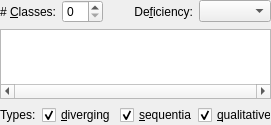
Before: the Qt Designer form source/widgetzeug/source/ColorSchemePresetsWidget.ui in cginternals/libzeug, drawn with Qt 5.
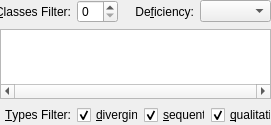
After: the same form once the commit is applied. Custom widgets are drawn as their Qt base class.

Commit message:
revisited color schemes and more
* add file completer to DataLinkWidget
* add recent list to completer
* add working directory on empty input
* revisit memory management (not yet done)
* add scheme control widget that encapsulates control logic for multiple
widgets
* more to come

Patch:
```diff
--- a/source/widgetzeug/source/ColorSchemePresetsWidget.ui
+++ b/source/widgetzeug/source/ColorSchemePresetsWidget.ui
@@ -32,70 +32,10 @@
    <property name="bottomMargin">
     <number>0</number>
    </property>
-   <item row="0" column="3">
-    <widget class="QComboBox" name="deficiencyComboBox"/>
-   </item>
-   <item row="0" column="1">
-    <widget class="QSpinBox" name="classesSpinBox"/>
-   </item>
-   <item row="2" column="0" colspan="4">
-    <layout class="QHBoxLayout" name="horizontalLayout">
-     <item>
-      <widget class="QLabel" name="typesLabel">
-       <property name="text">
-        <string>Types:</string>
-       </property>
-      </widget>
-     </item>
-     <item>
-      <widget class="QCheckBox" name="divergingCheckBox">
-       <property name="text">
-        <string>&amp;diverging</string>
-       </property>
-       <property name="checked">
-        <bool>true</bool>
-       </property>
-      </widget>
-     </item>
-     <item>
-      <widget class="QCheckBox" name="sequentialCheckBox">
-       <property name="text">
-        <string>&amp;sequential</string>
-       </property>
-       <property name="checked">
-        <bool>true</bool>
-       </property>
-      </widget>
-     </item>
-     <item>
-      <widget class="QCheckBox" name="qualitativeCheckBox">
-       <property name="text">
-        <string>&amp;qualitative</string>
-       </property>
-       <property name="checked">
-        <bool>true</bool>
-       </property>
-      </widget>
-     </item>
-     <item>
-      <spacer name="horizontalSpacer">
-       <property name="orientation">
-        <enum>Qt::Horizontal</enum>
-       </property>
-       <property name="sizeHint" stdset="0">
-        <size>
-         <width>63</width>
-         <height>17</height>
-        </size>
-       </property>
-      </spacer>
-     </item>
-    </layout>
-   </item>
    <item row="0" column="0">
     <widget class="QLabel" name="classesLabel">
      <property name="text">
-      <string># &amp;Classes:</string>
+      <string>&amp;Classes Filter:</string>
      </property>
      <property name="alignment">
       <set>Qt::AlignRight|Qt::AlignTrailing|Qt::AlignVCenter</set>
@@ -105,6 +45,31 @@
      </property>
     </widget>
    </item>
+   <item row="0" column="1">
+    <widget class="QSpinBox" name="classesSpinBox"/>
+   </item>
+   <item row="0" column="2">
+    <widget class="QLabel" name="deficiencyLabel">
+     <property name="sizePolicy">
+      <sizepolicy hsizetype="Expanding" vsizetype="Preferred">
+       <horstretch>0</horstretch>
+       <verstretch>0</verstretch>
+      </sizepolicy>
+     </property>
+     <property name="text">
+      <string>De&amp;ficiency:</string>
+     </property>
+     <property name="alignment">
+      <set>Qt::AlignRight|Qt::AlignTrailing|Qt::AlignVCenter</set>
+     </property>
+     <property name="buddy">
+      <cstring>deficiencyComboBox</cstring>
+     </property>
+    </widget>
+   </item>
+   <item row="0" column="3">
+    <widget class="QComboBox" name="deficiencyComboBox"/>
+   </item>
    <item row="1" column="0" colspan="4">
     <widget class="widgetzeug::ColorSchemeGraphicsView" name="graphicsView">
      <property name="sizePolicy">
@@ -133,25 +98,59 @@
      </property>
     </widget>
    </item>
-   <item row="0" column="2">
-    <widget class="QLabel" name="deficiencyLabel">
-     <property name="sizePolicy">
-      <sizepolicy hsizetype="Expanding" vsizetype="Preferred">
-       <horstretch>0</horstretch>
-       <verstretch>0</verstretch>
-      </sizepolicy>
-     </property>
+   <item row="2" column="0">
+    <widget class="QLabel" name="typesLabel">
      <property name="text">
-      <string>De&amp;ficiency:</string>
+      <string>&amp;Types Filter:</string>
      </property>
      <property name="alignment">
       <set>Qt::AlignRight|Qt::AlignTrailing|Qt::AlignVCenter</set>
      </property>
      <property name="buddy">
-      <cstring>deficiencyComboBox</cstring>
+      <cstring>divergingCheckBox</cstring>
      </property>
     </widget>
    </item>
+   <item row="2" column="1" colspan="3">
+    <layout class="QHBoxLayout" name="horizontalLayout">
+     <item>
+      <widget class="QCheckBox" name="divergingCheckBox">
+       <property name="text">
+        <string>&amp;diverging</string>
+       </property>
+       <property name="checked">
+        <bool>true</bool>
+       </property>
+      </widget>
+     </item>
+     <item>
+      <widget class="QCheckBox" name="sequentialCheckBox">
+       <property name="text">
+        <string>&amp;sequential</string>
+       </property>
+       <property name="checked">
+        <bool>true</bool>
+       </property>
+      </widget>
+     </item>
+     <item>
+      <widget class="QCheckBox" name="qualitativeCheckBox">
+       <property name="sizePolicy">
+        <sizepolicy hsizetype="Expanding" vsizetype="Fixed">
+         <horstretch>0</horstretch>
+         <verstretch>0</verstretch>
+        </sizepolicy>
+       </property>
+       <property name="text">
+        <string>&amp;qualitative</string>
+       </property>
+       <property name="checked">
+        <bool>true</bool>
+       </property>
+      </widget>
+     </item>
+    </layout>
+   </item>
   </layout>
  </widget>
  <customwidgets>
```
The commit also changes 27 other files.
